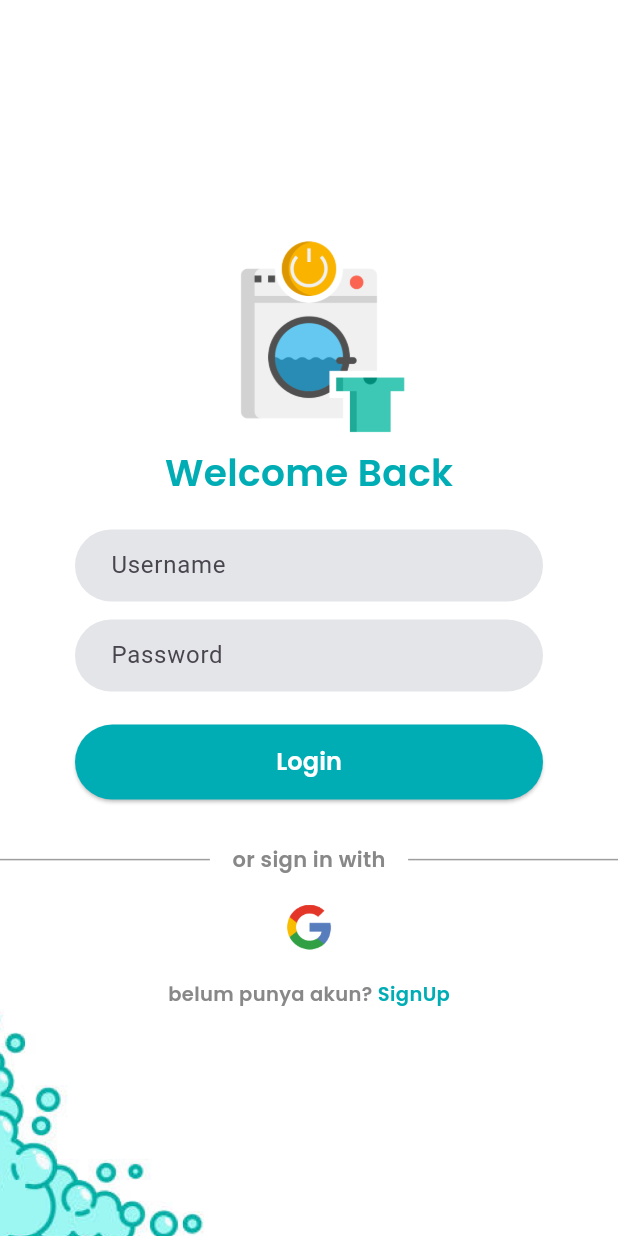
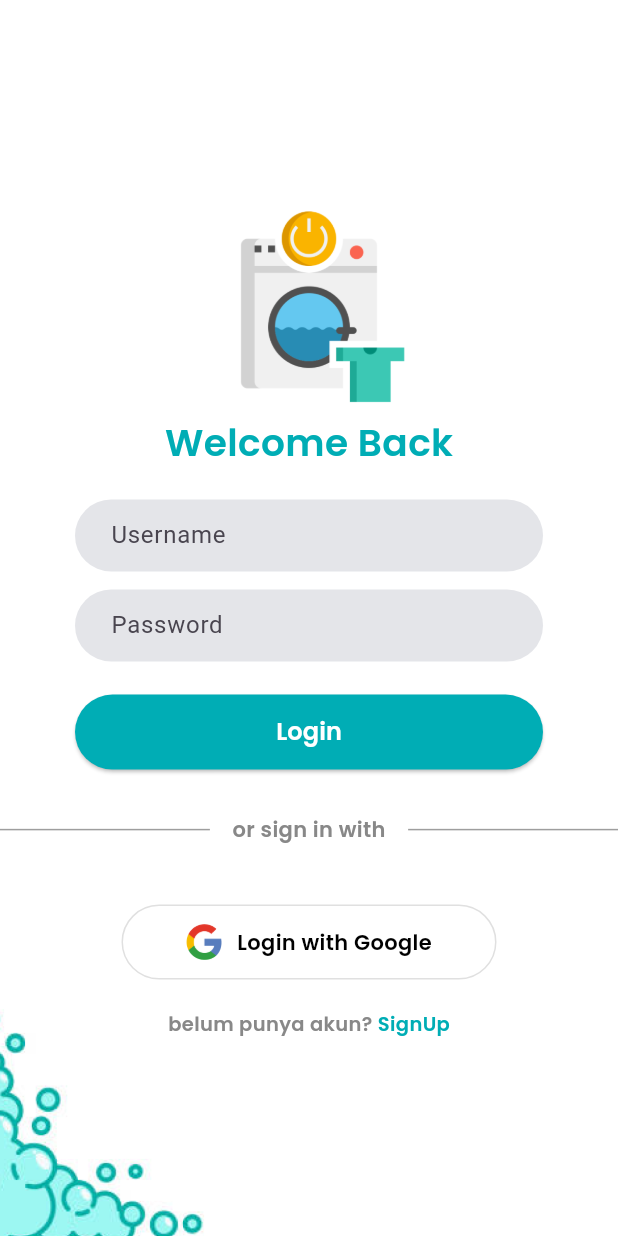
Before and after one commit to ItsREALKane/laundryku, a Flutter app: the screen it shows after launch, on a phone screen of 412 x 824 dp. Run offline on Flutter 3.47's test engine with Material 3 defaults, Android fonts, the phone set to English and light mode, and no system bars; our stand-ins replace carousel_slider, firebase_auth, firebase_core, get, google_fonts, google_sign_in and 1 more; accounts and stored records are empty.

Commit message:
Feat:[KN] Login Google using firebase

```diff
--- a/lib/home/pages/home_page.dart
+++ b/lib/home/pages/home_page.dart
@@ -11,6 +11,8 @@ import '../../route/my_app_route.dart';
 
 class HomePage extends StatelessWidget {
   final PostController controller = Get.put(PostController());
+
+  HomePage(); // <--- Tambahin ini
 
   @override
   Widget build(BuildContext context) {
@@ -119,7 +121,6 @@ class HomePage extends StatelessWidget {
                           if (controller.isLoading.value) {
                             return Center(child: CircularProgressIndicator());
                           }
-
                           return Column(
                             children: controller.postList
                                 .map((laundry) => MyLaundryCard(
--- a/lib/login/pages/login_page.dart
+++ b/lib/login/pages/login_page.dart
@@ -1,5 +1,8 @@
+import 'package:firebase_auth/firebase_auth.dart';
 import 'package:flutter/material.dart';
 import 'package:get/get.dart';
+import 'package:google_sign_in/google_sign_in.dart';
+import 'package:laundryku/home/pages/home_page.dart';
 import 'package:laundryku/login/controllers/login_controller.dart';
 import 'package:laundryku/widget/my_button.dart';
 import 'package:laundryku/widget/my_text.dart';
@@ -81,9 +84,36 @@ class LoginPage extends StatelessWidget {
                   ],
                 ),
                 SizedBox(height: 20),
-                Image.asset(
-                  'assets/image/google.png',
-                  width: 30,
+                SizedBox(height: 20),
+                GestureDetector(
+                  onTap: () => signinWithGoogle(),
+                  child: Container(
+                    height: 50,
+                    width: 250,
+                    padding: EdgeInsets.symmetric(horizontal: 20),
+                    decoration: BoxDecoration(
+                      color: Colors.transparent,
+                      borderRadius: BorderRadius.circular(30),
+                      border: Border.all(color: Colors.grey.shade300),
+                    ),
+                    child: Row(
+                      mainAxisAlignment: MainAxisAlignment.center,
+                      children: [
+                        Image.asset(
+                          'assets/image/google.png',
+                          width: 24,
+                          height: 24,
+                        ),
+                        SizedBox(width: 10),
+                        MyText(
+                          text: "Login with Google",
+                          fontSize: 14,
+                          fontWeight: FontWeight.w600,
+                          color: Colors.black,
+                        ),
+                      ],
+                    ),
+                  ),
                 ),
                 SizedBox(height: 20),
                 Row(
@@ -115,4 +145,28 @@ class LoginPage extends StatelessWidget {
       ),
     );
   }
+
+  signinWithGoogle() async {
+    GoogleSignInAccount? googleUser = await GoogleSignIn().signIn();
+
+    GoogleSignInAuthentication? googleAuth = await googleUser?.authentication;
+
+    AuthCredential credential = GoogleAuthProvider.credential(
+      accessToken: googleAuth?.accessToken,
+      idToken: googleAuth?.idToken,
+    );
+
+    UserCredential userCredential =
+        await FirebaseAuth.instance.signInWithCredential(credential);
+
+    print(userCredential.user?.displayName);
+    print(userCredential.user?.email);
+
+    if (userCredential.user != null) {
+      Get.offAllNamed('/navbar');
+    } else {
+      Get.snackbar("Error", "Login failed",
+          backgroundColor: Colors.red, colorText: Colors.white);
+    }
+  }
 }
--- a/pubspec.yaml
+++ b/pubspec.yaml
@@ -41,6 +41,8 @@ dependencies:
   carousel_slider: ^5.0.0
   smooth_page_indicator: ^1.2.1
   firebase_core: ^3.13.0
+  firebase_auth: ^5.5.3
+  google_sign_in: ^6.2.2
 
 dev_dependencies:
   flutter_test:
```
Also changed, not shown: lib/main.dart (+14 -2 lines), pubspec.lock, 4 other files.
